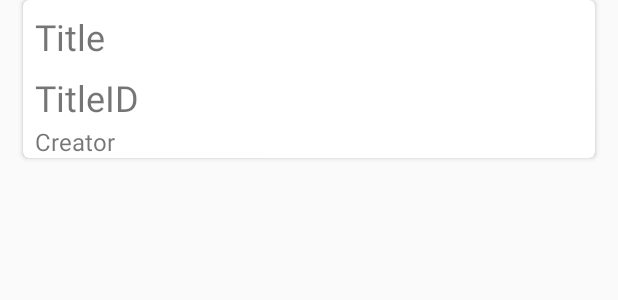
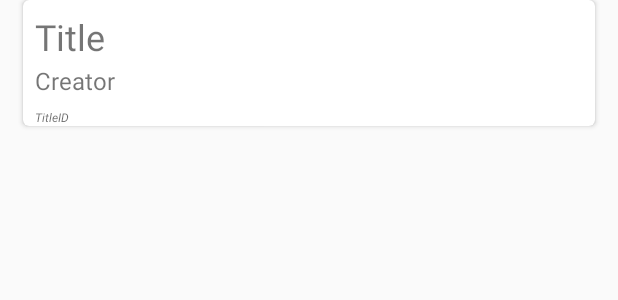
Before and after one commit to leonchinzeye/PhotoLearn, an Android app: the layout list_title_layout.xml on its own in the app's theme, with its tools: preview values and no code run, on a phone screen of 412 x 824 dp. Shown: the top 300 px of the screen. Run offline under Robolectric (Android 15) with nearby library versions, the phone set to English and light mode, and no system bars.

Commit message:
changed layout

```diff
--- a/app/src/main/res/layout/list_title_layout.xml
+++ b/app/src/main/res/layout/list_title_layout.xml
@@ -35,18 +35,6 @@
                 tools:text="Title" />
 
             <TextView
-                android:id="@+id/title_id"
-                android:layout_width="match_parent"
-                android:layout_height="wrap_content"
-                android:layout_marginEnd="8dp"
-                android:layout_marginStart="8dp"
-                android:layout_marginTop="8dp"
-                android:textSize="24sp"
-
-                android:visibility="visible"
-                tools:text="TitleID" />
-
-            <TextView
                 android:id="@+id/learning_title_creator"
                 android:layout_width="match_parent"
                 android:layout_height="wrap_content"
@@ -57,6 +45,21 @@
                 android:maxLines="3"
                 android:textSize="16sp"
                 tools:text="Creator" />
+
+            <TextView
+                android:id="@+id/title_id"
+                android:layout_width="match_parent"
+                android:layout_height="match_parent"
+                android:layout_marginEnd="8dp"
+                android:layout_marginStart="8dp"
+                android:layout_marginTop="8dp"
+
+                android:textAppearance="@style/TextAppearance.AppCompat.Caption"
+                android:textSize="8sp"
+                android:textStyle="italic"
+                android:visibility="visible"
+                tools:text="TitleID" />
+
         </LinearLayout>
     </android.support.v7.widget.CardView>
 
```
